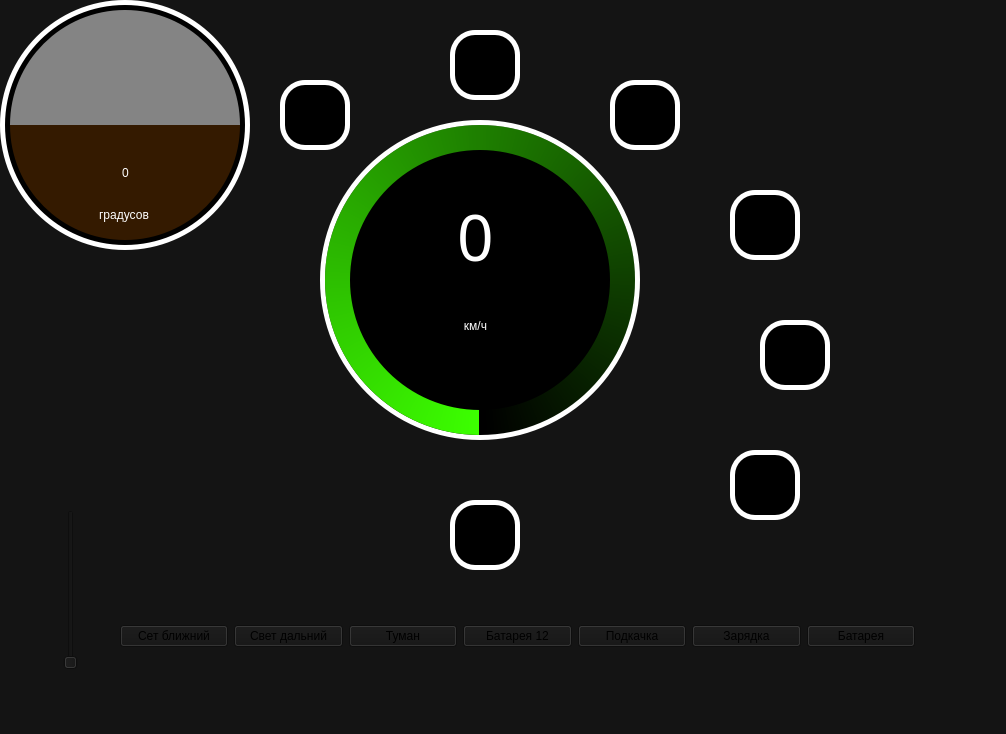
Qt form Panel.ui (Alexandr-Filatov/BGA_Panel) before a commit.
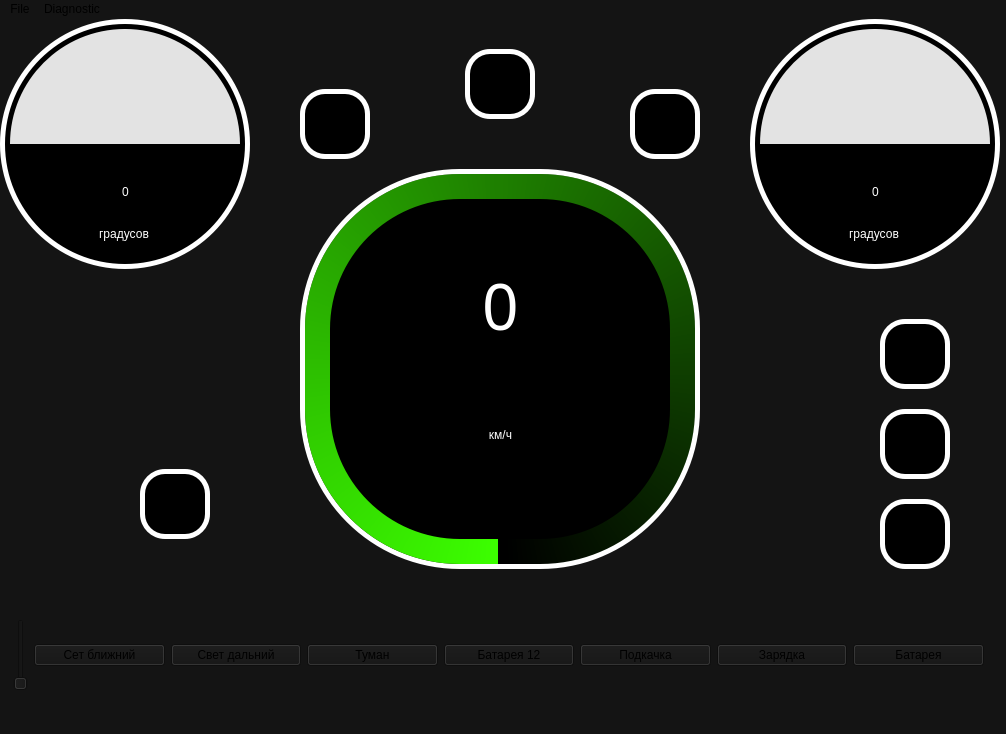
The same form after that commit. Icons and pictures are not drawn.

What changed in the file:
```diff
--- a/Panel.ui
+++ b/Panel.ui
@@ -25,10 +25,10 @@
    <widget class="QFrame" name="circularSpeedBase">
     <property name="geometry">
      <rect>
-      <x>320</x>
-      <y>120</y>
-      <width>320</width>
-      <height>320</height>
+      <x>300</x>
+      <y>150</y>
+      <width>400</width>
+      <height>400</height>
      </rect>
     </property>
     <property name="styleSheet">
@@ -46,8 +46,8 @@
       <rect>
        <x>5</x>
        <y>5</y>
-       <width>310</width>
-       <height>310</height>
+       <width>390</width>
+       <height>390</height>
       </rect>
      </property>
      <property name="styleSheet">
@@ -68,8 +68,8 @@
       <rect>
        <x>5</x>
        <y>5</y>
-       <width>310</width>
-       <height>310</height>
+       <width>390</width>
+       <height>390</height>
       </rect>
      </property>
      <property name="styleSheet">
@@ -90,8 +90,8 @@
       <rect>
        <x>30</x>
        <y>30</y>
-       <width>260</width>
-       <height>260</height>
+       <width>340</width>
+       <height>340</height>
       </rect>
      </property>
      <property name="styleSheet">
@@ -111,8 +111,8 @@
        <rect>
         <x>40</x>
         <y>40</y>
-        <width>171</width>
-        <height>181</height>
+        <width>261</width>
+        <height>261</height>
        </rect>
       </property>
       <layout class="QVBoxLayout" name="verticalLayout">
@@ -173,13 +173,20 @@
    <widget class="QWidget" name="layoutWidget">
     <property name="geometry">
      <rect>
-      <x>120</x>
+      <x>13</x>
       <y>600</y>
-      <width>795</width>
+      <width>971</width>
       <height>72</height>
      </rect>
     </property>
     <layout class="QHBoxLayout" name="horizontalLayout">
+     <item>
+      <widget class="QSlider" name="speedSlider">
+       <property name="orientation">
+        <enum>Qt::Vertical</enum>
+       </property>
+      </widget>
+     </item>
      <item>
       <widget class="QPushButton" name="lowBeamsBtn">
        <property name="text">
@@ -234,24 +241,11 @@
      </item>
     </layout>
    </widget>
-   <widget class="QSlider" name="speedSlider">
-    <property name="geometry">
-     <rect>
-      <x>60</x>
-      <y>510</y>
-      <width>22</width>
-      <height>160</height>
-     </rect>
-    </property>
-    <property name="orientation">
-     <enum>Qt::Vertical</enum>
-    </property>
-   </widget>
    <widget class="QWidget" name="widget" native="true">
     <property name="geometry">
      <rect>
-      <x>280</x>
-      <y>80</y>
+      <x>300</x>
+      <y>70</y>
       <width>70</width>
       <height>70</height>
      </rect>
@@ -315,7 +309,7 @@
    <widget class="QWidget" name="widget_2" native="true">
     <property name="geometry">
      <rect>
-      <x>450</x>
+      <x>465</x>
       <y>30</y>
       <width>70</width>
       <height>70</height>
@@ -377,8 +371,8 @@
    <widget class="QWidget" name="widget_3" native="true">
     <property name="geometry">
      <rect>
-      <x>610</x>
-      <y>80</y>
+      <x>630</x>
+      <y>70</y>
       <width>70</width>
       <height>70</height>
      </rect>
@@ -439,8 +433,8 @@
    <widget class="QWidget" name="widget_4" native="true">
     <property name="geometry">
      <rect>
-      <x>730</x>
-      <y>450</y>
+      <x>880</x>
+      <y>480</y>
       <width>70</width>
       <height>70</height>
      </rect>
@@ -501,8 +495,8 @@
    <widget class="QWidget" name="widget_5" native="true">
     <property name="geometry">
      <rect>
-      <x>450</x>
-      <y>500</y>
+      <x>140</x>
+      <y>450</y>
       <width>70</width>
       <height>70</height>
      </rect>
@@ -563,8 +557,8 @@
    <widget class="QWidget" name="widget_6" native="true">
     <property name="geometry">
      <rect>
-      <x>730</x>
-      <y>190</y>
+      <x>880</x>
+      <y>300</y>
       <width>70</width>
       <height>70</height>
      </rect>
@@ -625,8 +619,8 @@
    <widget class="QWidget" name="widget_7" native="true">
     <property name="geometry">
      <rect>
-      <x>760</x>
-      <y>320</y>
+      <x>880</x>
+      <y>390</y>
       <width>70</width>
       <height>70</height>
      </rect>
@@ -708,8 +702,7 @@
      </property>
      <property name="styleSheet">
       <string notr="true">QWidget{
-background-color: rgb(0, 0, 0);
-background-color: qconicalgradient(cx:0.5, cy:0.5, angle:0, stop:0.499 rgba(132, 132, 132, 255), stop:0.5 rgba(52, 26, 0, 255));
+background-color: qconicalgradient(cx:0.5, cy:0.5, angle:0, stop:0.499 rgba(227, 227, 227, 255), stop:0.5 rgba(0, 0, 0, 255));
 border-radius: 115px;
 }</string>
      </property>
@@ -776,6 +769,108 @@
     <zorder>widget_10</zorder>
     <zorder>widget_9</zorder>
    </widget>
+   <widget class="QWidget" name="rollBase" native="true">
+    <property name="geometry">
+     <rect>
+      <x>750</x>
+      <y>0</y>
+      <width>250</width>
+      <height>250</height>
+     </rect>
+    </property>
+    <property name="styleSheet">
+     <string notr="true">border-radius: 125px;
+background-color: rgb(255, 255, 255);</string>
+    </property>
+    <widget class="QWidget" name="rollAnimation" native="true">
+     <property name="geometry">
+      <rect>
+       <x>10</x>
+       <y>10</y>
+       <width>230</width>
+       <height>230</height>
+      </rect>
+     </property>
+     <property name="styleSheet">
+      <string notr="true">QWidget{
+background-color: qconicalgradient(cx:0.5, cy:0.5, angle:0, stop:0.499 rgba(227, 227, 227, 255), stop:0.5 rgba(0, 0, 0, 255));
+border-radius: 115px;
+}</string>
+     </property>
+     <widget class="QLabel" name="speed_3">
+      <property name="geometry">
+       <rect>
+        <x>70</x>
+        <y>140</y>
+        <width>91</width>
+        <height>45</height>
+       </rect>
+      </property>
+      <property name="styleSheet">
+       <string notr="true">
+font: 30pt &quot;BankGothic Lt BT&quot;;
+color: rgb(255, 255, 255);
+background-color: rgba(0, 0, 0, 0);</string>
+      </property>
+      <property name="text">
+       <string>0</string>
+      </property>
+      <property name="alignment">
+       <set>Qt::AlignCenter</set>
+      </property>
+     </widget>
+     <widget class="QLabel" name="kmH_3">
+      <property name="geometry">
+       <rect>
+        <x>71</x>
+        <y>192</y>
+        <width>86</width>
+        <height>26</height>
+       </rect>
+      </property>
+      <property name="styleSheet">
+       <string notr="true">
+font: 12pt &quot;BankGothic Lt BT&quot;;
+color: rgb(255, 255, 255);
+background-color: rgba(0, 0, 0, 0);
+</string>
+      </property>
+      <property name="text">
+       <string>градусов</string>
+      </property>
+      <property name="alignment">
+       <set>Qt::AlignCenter</set>
+      </property>
+     </widget>
+    </widget>
+    <widget class="QWidget" name="rollCanvas" native="true">
+     <property name="geometry">
+      <rect>
+       <x>5</x>
+       <y>5</y>
+       <width>240</width>
+       <height>240</height>
+      </rect>
+     </property>
+     <property name="styleSheet">
+      <string notr="true">background-color: rgb(0, 0, 0);
+border-radius: 120px;</string>
+     </property>
+    </widget>
+    <zorder>rollCanvas</zorder>
+    <zorder>rollAnimation</zorder>
+   </widget>
+   <zorder>rollBase</zorder>
+   <zorder>circularSpeedBase</zorder>
+   <zorder>layoutWidget</zorder>
+   <zorder>widget</zorder>
+   <zorder>widget_2</zorder>
+   <zorder>widget_3</zorder>
+   <zorder>widget_4</zorder>
+   <zorder>widget_5</zorder>
+   <zorder>widget_6</zorder>
+   <zorder>widget_7</zorder>
+   <zorder>tangBase</zorder>
   </widget>
   <widget class="QMenuBar" name="menubar">
    <property name="geometry">
@@ -786,6 +881,18 @@
      <height>30</height>
     </rect>
    </property>
+   <widget class="QMenu" name="menuFile">
+    <property name="title">
+     <string>File</string>
+    </property>
+   </widget>
+   <widget class="QMenu" name="menuDiagnostic">
+    <property name="title">
+     <string>Diagnostic</string>
+    </property>
+   </widget>
+   <addaction name="menuFile"/>
+   <addaction name="menuDiagnostic"/>
   </widget>
   <widget class="QStatusBar" name="statusbar"/>
  </widget>
```
Left out of the diff: 13 changed lines with no effect on the pictures.
